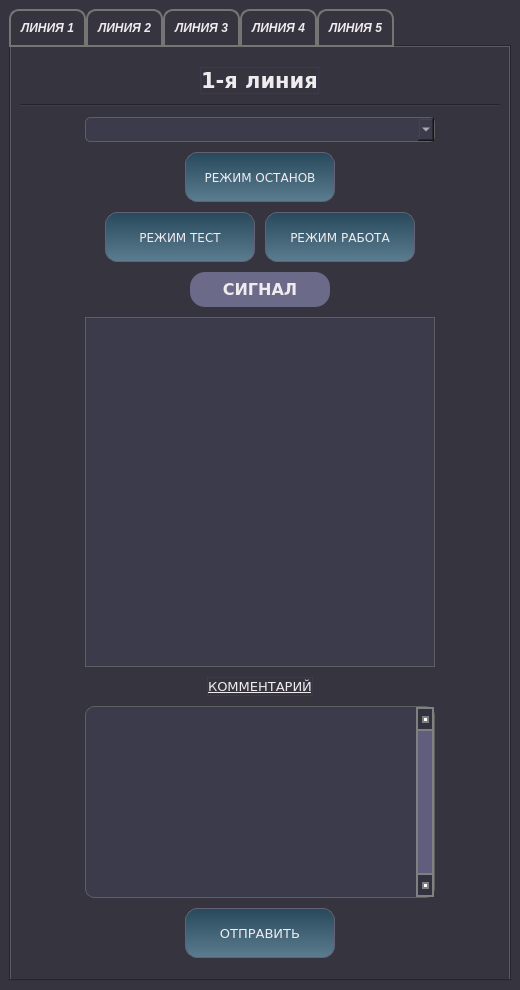
Qt form main.ui (DneprDVA/Nicator) before a commit.
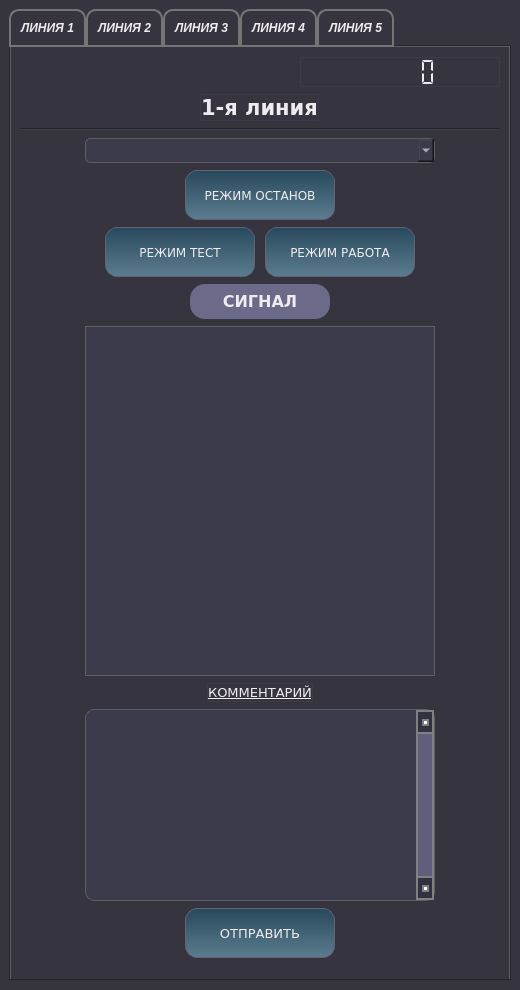
The same form after that commit.

```diff
--- a/main.ui
+++ b/main.ui
@@ -276,6 +276,15 @@
 border: 1px solid #3c3b4b;
 color:#efebef;
 }
+QLCDNumber{
+border: 1px solid #3c3b4b;
+font: 75 12pt &quot;Arial&quot;;
+color:#efebef;
+}
+QDateTimeEdit{
+border: 1px solid #3c3b4b;
+color:#efebef;
+}
 #defect {
 background-color: #6c6a89;
 border: 1px;
@@ -324,20 +333,63 @@
        <attribute name="title">
         <string>ЛИНИЯ 1</string>
        </attribute>
-       <layout class="QVBoxLayout" name="verticalLayout_2">
-        <property name="topMargin">
-         <number>9</number>
-        </property>
-        <item>
          <layout class="QVBoxLayout" name="verticalLayout">
+        <item>
+         <layout class="QHBoxLayout" name="horizontalLayout_22">
           <property name="spacing">
-           <number>10</number>
+           <number>0</number>
           </property>
+          <property name="topMargin">
+           <number>0</number>
+          </property>
+          <item>
+           <spacer name="horizontalSpacer_5">
+            <property name="orientation">
+             <enum>Qt::Horizontal</enum>
+            </property>
+            <property name="sizeHint" stdset="0">
+             <size>
+              <width>40</width>
+              <height>20</height>
+             </size>
+            </property>
+           </spacer>
+          </item>
+          <item>
+           <widget class="QLCDNumber" name="lcdNumber">
+            <property name="sizePolicy">
+             <sizepolicy hsizetype="Fixed" vsizetype="Fixed">
+              <horstretch>0</horstretch>
+              <verstretch>0</verstretch>
+             </sizepolicy>
+            </property>
+            <property name="minimumSize">
+             <size>
+              <width>200</width>
+              <height>30</height>
+             </size>
+            </property>
+            <property name="smallDecimalPoint">
+             <bool>false</bool>
+            </property>
+            <property name="mode">
+             <enum>QLCDNumber::Bin</enum>
+            </property>
+            <property name="segmentStyle">
+             <enum>QLCDNumber::Flat</enum>
+            </property>
+           </widget>
+          </item>
+         </layout>
+        </item>
           <item>
            <layout class="QHBoxLayout" name="horizontalLayout_5">
             <property name="spacing">
              <number>0</number>
             </property>
+          <property name="leftMargin">
+           <number>0</number>
+          </property>
             <item>
              <widget class="QLabel" name="line_number_1">
               <property name="sizePolicy">
@@ -346,6 +398,12 @@
                 <verstretch>0</verstretch>
                </sizepolicy>
               </property>
+            <property name="minimumSize">
+             <size>
+              <width>0</width>
+              <height>0</height>
+             </size>
+            </property>
               <property name="palette">
                <palette>
                 <active>
@@ -600,6 +658,12 @@
             </property>
             <item>
              <widget class="Line" name="line_5">
+            <property name="sizePolicy">
+             <sizepolicy hsizetype="Minimum" vsizetype="Fixed">
+              <horstretch>0</horstretch>
+              <verstretch>5</verstretch>
+             </sizepolicy>
+            </property>
               <property name="orientation">
                <enum>Qt::Horizontal</enum>
               </property>
@@ -1742,8 +1806,6 @@
            </layout>
           </item>
          </layout>
-        </item>
-       </layout>
       </widget>
       <widget class="QWidget" name="tab_2">
        <property name="font">
@@ -1760,7 +1822,7 @@
        <attribute name="title">
         <string>ЛИНИЯ 2</string>
        </attribute>
-       <layout class="QVBoxLayout" name="verticalLayout_4">
+       <layout class="QVBoxLayout" name="verticalLayout_2">
         <item>
          <layout class="QVBoxLayout" name="verticalLayout_3">
           <property name="spacing">
```
Left out of the diff: 64 changed lines with no effect on the pictures. Lines whose indentation alone changed are shown as unchanged.
